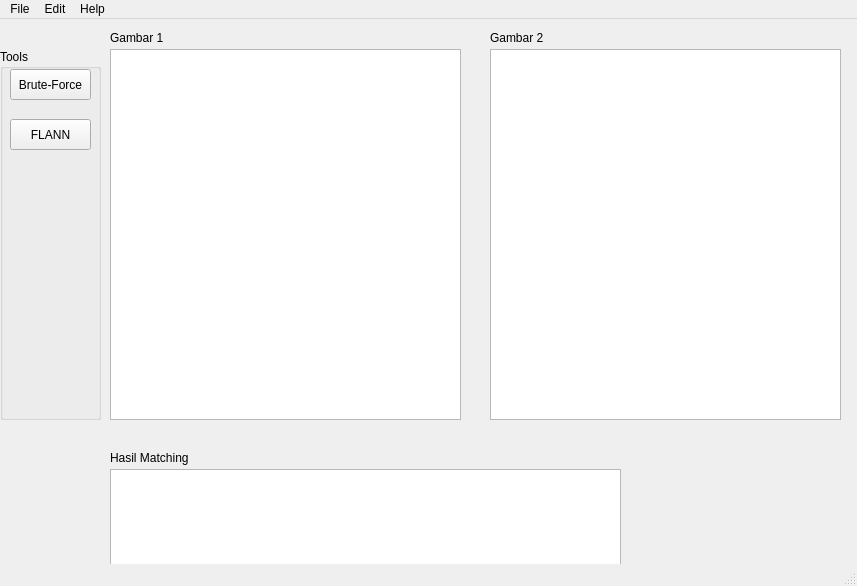
The window that prototype_gui.ui (Rifqi31/Image_matching) describes before a commit, drawn with Qt 5.
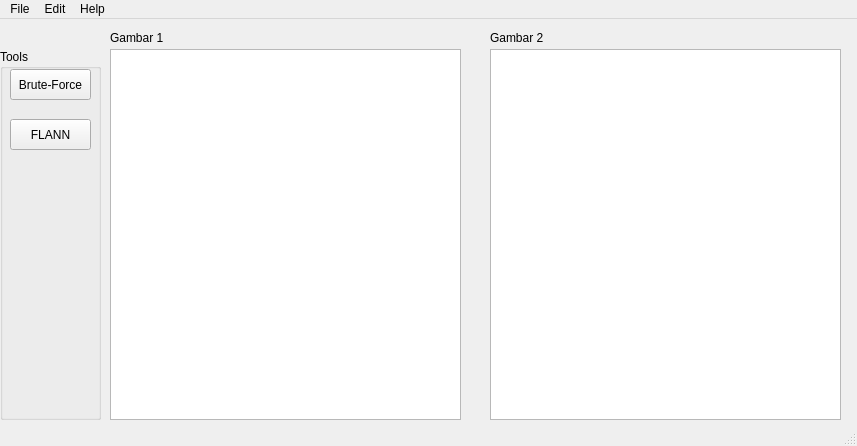
The same window after the commit.

```diff
--- a/prototype_gui.ui
+++ b/prototype_gui.ui
@@ -7,7 +7,7 @@
     <x>0</x>
     <y>0</y>
     <width>857</width>
-    <height>586</height>
+    <height>446</height>
    </rect>
   </property>
   <property name="windowTitle">
@@ -99,29 +99,6 @@
      <string>Gambar 2</string>
     </property>
    </widget>
-   <widget class="QLabel" name="label_3">
-    <property name="geometry">
-     <rect>
-      <x>110</x>
-      <y>430</y>
-      <width>101</width>
-      <height>17</height>
-     </rect>
-    </property>
-    <property name="text">
-     <string>Hasil Matching</string>
-    </property>
-   </widget>
-   <widget class="QTextBrowser" name="output_calc">
-    <property name="geometry">
-     <rect>
-      <x>110</x>
-      <y>450</y>
-      <width>511</width>
-      <height>101</height>
-     </rect>
-    </property>
-   </widget>
   </widget>
   <widget class="QMenuBar" name="menubar">
    <property name="geometry">
```
